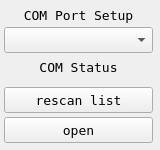
Before: the Qt Designer form comport/comframe.ui in logsoft/StepperSuite, drawn with Qt 5.
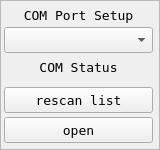
After: the same form once the commit is applied.

Diff of the .ui file:
```diff
--- a/comport/comframe.ui
+++ b/comport/comframe.ui
@@ -26,10 +26,10 @@
    <string>Frame</string>
   </property>
   <property name="frameShape">
-   <enum>QFrame::NoFrame</enum>
+   <enum>QFrame::StyledPanel</enum>
   </property>
   <property name="frameShadow">
-   <enum>QFrame::Sunken</enum>
+   <enum>QFrame::Raised</enum>
   </property>
   <widget class="QLabel" name="label">
    <property name="geometry">
```
Left out of the diff: 6 changed lines with no effect on the pictures.
